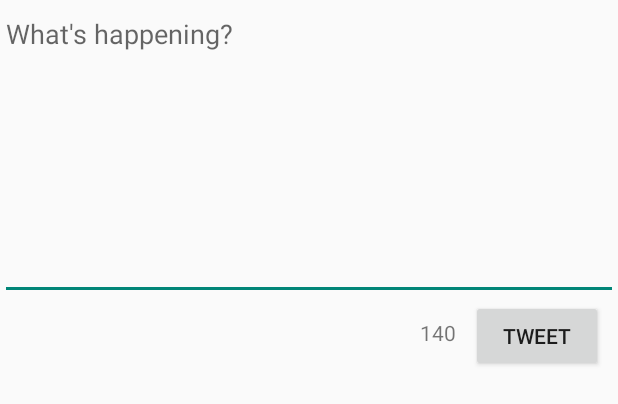
After one commit to jjc3737/JCTweetOn, an Android app: the layout fragment_compose_tweet.xml on its own in the app's theme, with its tools: preview values and no code run, on a phone screen of 412 x 824 dp. The commit adds this screen. Shown: the top 404 px of the screen. Run offline under Robolectric (Android 15) with nearby library versions, the phone set to English and light mode, and no system bars.

Commit message:
Compose a new tweet and show on timeline

```diff
--- a/app/src/main/AndroidManifest.xml
+++ b/app/src/main/AndroidManifest.xml
@@ -50,7 +50,7 @@
         <activity
             android:name=".Activities.TimelineActivity"
             android:label="@string/title_activity_timeline"
-            android:theme="@style/AppTheme.NoActionBar"></activity>
+            android:theme="@style/AppTheme.NoActionBar" />
     </application>
 
 </manifest>
--- /dev/null
+++ b/app/src/main/res/layout/fragment_compose_tweet.xml
@@ -0,0 +1,40 @@
+<?xml version="1.0" encoding="utf-8"?>
+<RelativeLayout xmlns:android="http://schemas.android.com/apk/res/android"
+    android:layout_width="match_parent" android:layout_height="match_parent">
+
+    <EditText
+        android:id="@+id/etTweet"
+        android:layout_width="match_parent"
+        android:layout_height="200dp"
+        android:layout_weight="1"
+        android:gravity="top"
+        android:hint="@string/tweet_hint"
+        android:maxLength="140"
+        android:minHeight="60dp"
+        android:paddingTop="10dp"
+        android:singleLine="false"
+        android:textAppearance="@android:style/TextAppearance.Holo.Medium">
+
+        <requestFocus />
+    </EditText>
+
+    <Button
+        android:layout_width="wrap_content"
+        android:layout_height="wrap_content"
+        android:id="@+id/btnTweet"
+        android:text="@string/tweetButton"
+        android:layout_alignParentEnd="true"
+        android:layout_alignParentRight="true"
+        android:layout_marginLeft="10dp"
+        android:layout_marginRight="10dp"
+        android:layout_below="@+id/etTweet"/>
+
+    <TextView
+        android:layout_width="wrap_content"
+        android:layout_height="wrap_content"
+        android:id="@+id/tvTweetCount"
+        android:text="140"
+        android:layout_below="@+id/etTweet"
+        android:layout_toLeftOf="@+id/btnTweet"
+        android:layout_marginTop="12dp"/>
+</RelativeLayout>
--- a/app/src/main/res/values/strings.xml
+++ b/app/src/main/res/values/strings.xml
@@ -4,5 +4,8 @@
     <string name="app_name">TweetOn</string>
     <string name="login_label">Connect to Twitter</string>
     <string name="title_activity_timeline">Home Timeline</string>
+    <string name="title_activity_test">test</string>
+    <string name="tweet_hint">What\'s happening?</string>
+    <string name="tweetButton">Tweet</string>
 
 </resources>
```
Also changed, not shown: app/src/main/java/com/codepath/apps/tweeton/Activities/TimelineActivity.java (+22 -1 lines), app/src/main/java/com/codepath/apps/tweeton/Fragments/ComposeTweetFragment.java (added, +132 -0 lines), app/src/main/java/com/codepath/apps/tweeton/TwitterClient.java (+8 -0 lines), app/src/main/res/layout/activity_timeline.xml (+8 -0 lines), app/src/main/res/values/colors.xml (added, +9 -0 lines).
